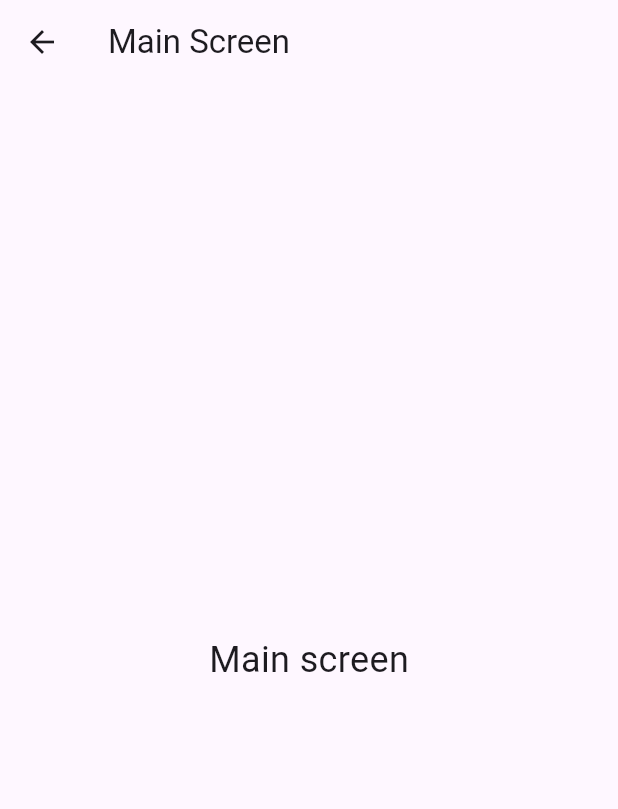
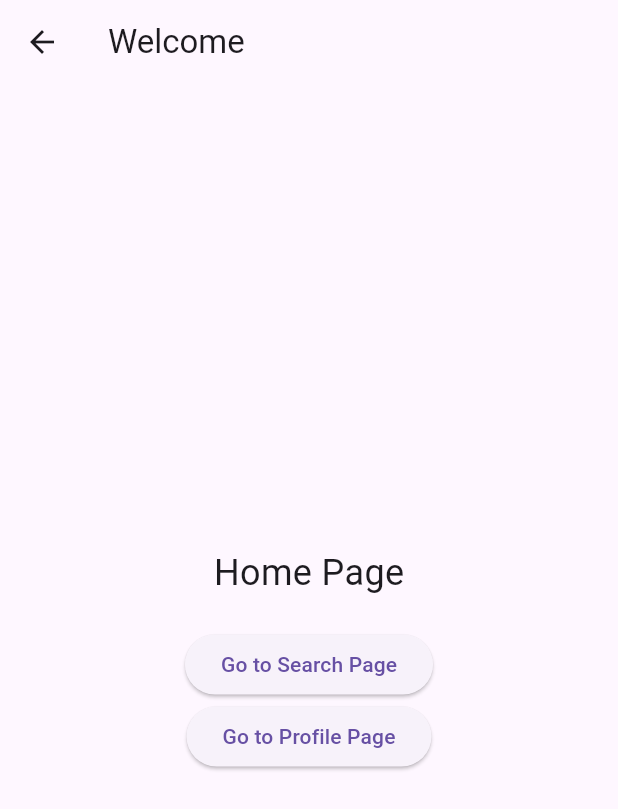
Before and after one commit to hien-dao/MobAppDev_Project02, a Flutter app: the mainscreen screen opened by its route, on a phone screen of 412 x 824 dp. Shown: the top 809 px of the screen. Run offline on Flutter 3.47's test engine with Material 3 defaults, Android fonts, the light colour scheme and no system bars; our stand-ins replace cloud_firestore, firebase_auth, firebase_core; accounts and stored records are empty; network calls fail.

Commit message:
I have create page pathways that work, and put guards up on logging in, look for further updates

```diff
--- a/lib/SCREENS/mainscreen.dart
+++ b/lib/SCREENS/mainscreen.dart
@@ -1,4 +1,5 @@
 import 'package:flutter/material.dart';
+import 'package:proj2/SCREENS/firstscreen.dart';
 
 class mainscreen extends StatelessWidget {
   const mainscreen({super.key});
@@ -7,12 +8,32 @@ class mainscreen extends StatelessWidget {
   Widget build(BuildContext context) {
     return Scaffold(
       appBar: AppBar(
-        title: const Text('Main Screen'),
+        title: const Text('Welcome'),
       ),
-      body: const Center(
-        child: Text(
-          'Main screen',
-          style: TextStyle(fontSize: 24),
+      body: Center(
+        child: Column(
+          mainAxisAlignment: MainAxisAlignment.center,
+          children: [
+            const Text(
+              'Home Page',
+              style: TextStyle(fontSize: 24),
+            ),
+            const SizedBox(height: 20),
+
+            ElevatedButton(
+              onPressed: () {
+                Navigator.pushNamed(context, '/login');
+              },
+              child: const Text('Go to Search Page'),
+            ),
+
+            ElevatedButton(
+              onPressed: () {
+                Navigator.pushNamed(context, '/main');
+              },
+              child: const Text('Go to Profile Page'),
+            ),
+          ],
         ),
       ),
     );
--- a/pubspec.yaml
+++ b/pubspec.yaml
@@ -36,6 +36,7 @@ dependencies:
   cupertino_icons: ^1.0.8
   firebase_core: ^4.7.0
   firebase_auth: ^6.4.0
+  cloud_firestore: ^6.3.0
 
 dev_dependencies:
   flutter_test:
```
Also changed, not shown: lib/SCREENS/firstscreen.dart (+8 -11 lines), lib/SCREENS/loginscreen.dart (+84 -6 lines), lib/main.dart (+21 -5 lines), lib/firebase_options.dart, pubspec.lock, 6 other files.
